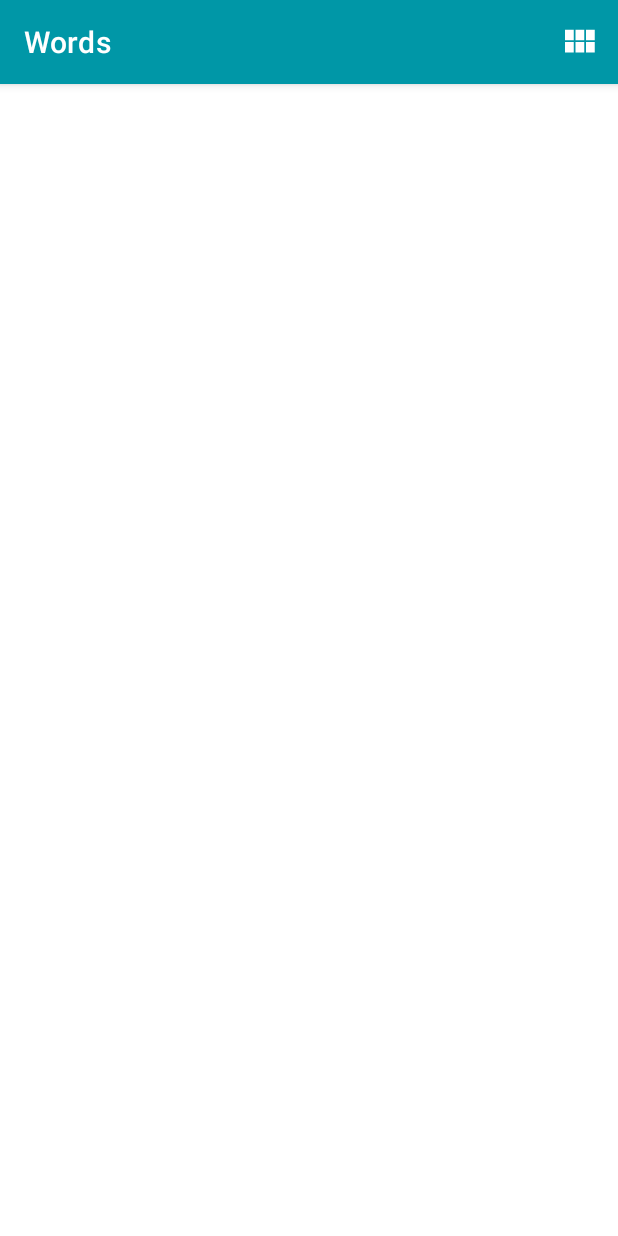
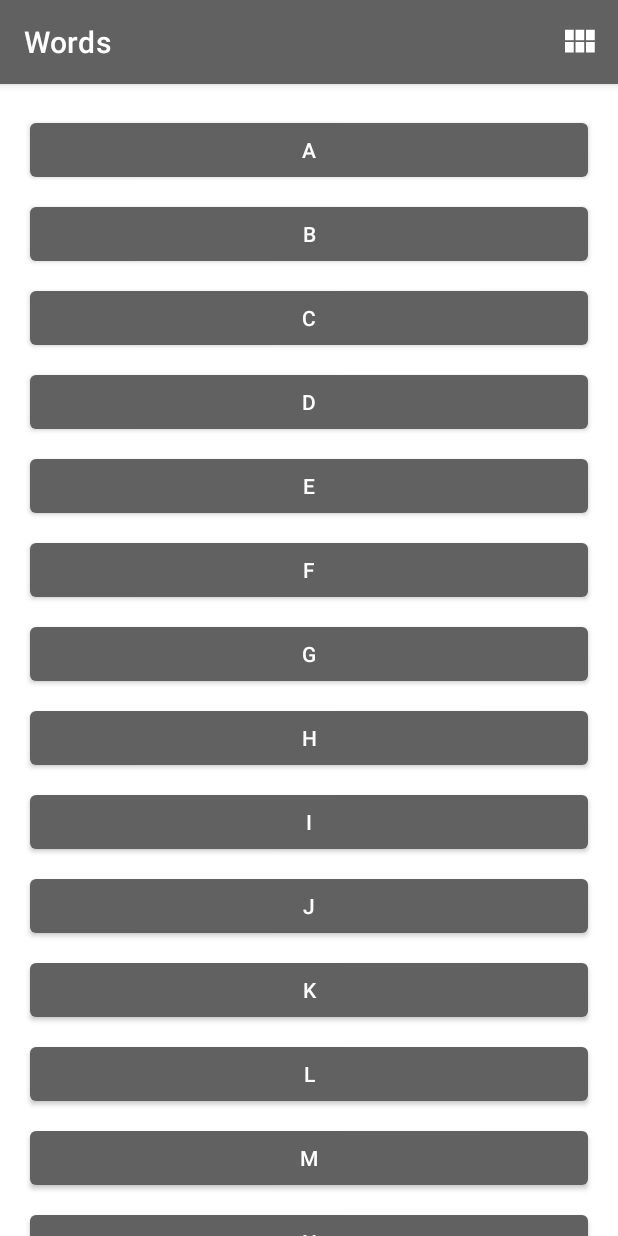
Before and after one commit to cardonagustavo/androidWordsAppStarter, an Android app: the screen it shows after launch (MainActivity), on a phone screen of 412 x 824 dp. Run offline under Robolectric (Android 15) with nearby library versions, the phone set to English and light mode, and no system bars; our stand-ins replace navigation-ui.

Commit message:
se agraga navegacion con fragments

```diff
--- a/app/src/main/AndroidManifest.xml
+++ b/app/src/main/AndroidManifest.xml
@@ -24,9 +24,6 @@
         android:roundIcon="@mipmap/ic_launcher_round"
         android:supportsRtl="true"
         android:theme="@style/Theme.Words">
-        <activity
-            android:name=".DetailActivity"
-            android:parentActivityName=".MainActivity" />
         <activity android:name=".MainActivity"
             android:exported="true">
             <intent-filter>
--- a/app/src/main/java/com/example/wordsapp/LetterListFragment.kt
+++ b/app/src/main/java/com/example/wordsapp/LetterListFragment.kt
@@ -1,59 +1,109 @@
 package com.example.wordsapp
 
 import android.os.Bundle
-import androidx.fragment.app.Fragment
 import android.view.LayoutInflater
+import android.view.Menu
+import android.view.MenuInflater
+import android.view.MenuItem
 import android.view.View
 import android.view.ViewGroup
-
-// TODO: Rename parameter arguments, choose names that match
-// the fragment initialization parameters, e.g. ARG_ITEM_NUMBER
-private const val ARG_PARAM1 = "param1"
-private const val ARG_PARAM2 = "param2"
+import androidx.core.content.ContextCompat
+import androidx.fragment.app.Fragment
+import androidx.recyclerview.widget.GridLayoutManager
+import androidx.recyclerview.widget.LinearLayoutManager
+import androidx.recyclerview.widget.RecyclerView
+import com.example.wordsapp.databinding.FragmentLetterListBinding
 
 /**
- * A simple [Fragment] subclass.
- * Use the [LetterListFragment.newInstance] factory method to
- * create an instance of this fragment.
+ * Fragmento que muestra una lista de letras con la opción de cambiar entre diseños de lista y cuadrícula.
  */
 class LetterListFragment : Fragment() {
-    // TODO: Rename and change types of parameters
-    private var param1: String? = null
-    private var param2: String? = null
+    private var _binding: FragmentLetterListBinding? = null
+    private val binding get() = _binding!!
+
+    private var isLinearLayoutManager = true
 
     override fun onCreate(savedInstanceState: Bundle?) {
         super.onCreate(savedInstanceState)
-        arguments?.let {
-            param1 = it.getString(ARG_PARAM1)
-            param2 = it.getString(ARG_PARAM2)
-        }
+        // Habilita la opción de menú en este fragmento.
+        setHasOptionsMenu(true)
     }
 
     override fun onCreateView(
         inflater: LayoutInflater, container: ViewGroup?,
-        savedInstanceState: Bundle?,
+        savedInstanceState: Bundle?
     ): View? {
-        // Inflate the layout for this fragment
-        return inflater.inflate(R.layout.fragment_letter_list, container, false)
+        _binding = FragmentLetterListBinding.inflate(inflater, container, false)
+        val view = binding.root
+        return view
     }
 
-    companion object {
-        /**
-         * Use this factory method to create a new instance of
-         * this fragment using the provided parameters.
-         *
-         * @param param1 Parameter 1.
-         * @param param2 Parameter 2.
-         * @return A new instance of fragment LetterListFragment.
-         */
-        // TODO: Rename and change types and number of parameters
-        @JvmStatic
-        fun newInstance(param1: String, param2: String) =
-            LetterListFragment().apply {
-                arguments = Bundle().apply {
-                    putString(ARG_PARAM1, param1)
-                    putString(ARG_PARAM2, param2)
-                }
+    private lateinit var recyclerView: RecyclerView
+
+    override fun onViewCreated(view: View, savedInstanceState: Bundle?) {
+        recyclerView = binding.recyclerView
+        // Configura el diseño inicial del RecyclerView.
+        chooseLayout()
+    }
+
+    override fun onDestroyView() {
+        super.onDestroyView()
+        // Limpia los recursos y evita pérdidas de memoria.
+        _binding = null
+    }
+
+    override fun onCreateOptionsMenu(menu: Menu, inflater: MenuInflater) {
+        // Infla el menú de opciones desde el archivo XML layout_menu.
+        inflater.inflate(R.menu.layout_menu, menu)
+
+        val layoutButton = menu.findItem(R.id.action_switch_layout)
+        // Configura el ícono del botón de cambio de diseño.
+        setIcon(layoutButton)
+    }
+
+    /**
+     * Cambia entre un diseño de lista lineal y un diseño de cuadrícula para el RecyclerView.
+     */
+    private fun chooseLayout() {
+        when (isLinearLayoutManager) {
+            true -> {
+                recyclerView.layoutManager = LinearLayoutManager(context)
+                recyclerView.adapter = LetterAdapter()
             }
+            false -> {
+                recyclerView.layoutManager = GridLayoutManager(context, 4)
+                recyclerView.adapter = LetterAdapter()
+            }
+        }
+    }
+
+    /**
+     * Establece el ícono en el botón de menú para cambiar entre diseños de lista y cuadrícula.
+     */
+    private fun setIcon(menuItem: MenuItem?) {
+        if (menuItem == null)
+            return
+
+        menuItem.icon =
+            if (isLinearLayoutManager)
+            // Establece el ícono de lista si el diseño actual es lineal.
+                ContextCompat.getDrawable(this.requireContext(), R.drawable.ic_grid_layout)
+            else
+            // Establece el ícono de cuadrícula si el diseño actual es de cuadrícula.
+                ContextCompat.getDrawable(this.requireContext(), R.drawable.ic_linear_layout)
+    }
+
+    override fun onOptionsItemSelected(item: MenuItem): Boolean {
+        return when (item.itemId) {
+            R.id.action_switch_layout -> {
+                // Cambia entre diseños al hacer clic en el botón de cambio de diseño.
+                isLinearLayoutManager = !isLinearLayoutManager
+                chooseLayout()
+                setIcon(item)
+                true
+            }
+
+            else -> super.onOptionsItemSelected(item)
+        }
     }
 }
--- a/app/src/main/java/com/example/wordsapp/MainActivity.kt
+++ b/app/src/main/java/com/example/wordsapp/MainActivity.kt
@@ -1,82 +1,18 @@
 package com.example.wordsapp
 
-import android.os.PersistableBundle
-import android.view.Menu
-import android.view.MenuItem
+import android.os.Bundle
 import androidx.appcompat.app.AppCompatActivity
-import androidx.core.content.ContextCompat
-import androidx.recyclerview.widget.GridLayoutManager
-import androidx.recyclerview.widget.LinearLayoutManager
-import androidx.recyclerview.widget.RecyclerView
+import androidx.navigation.NavController
+import androidx.navigation.fragment.NavHostFragment
+import androidx.navigation.ui.setupActionBarWithNavController
 import com.example.wordsapp.databinding.ActivityMainBinding
-import android.os.Bundle as Bundle
 
 /**
  * Main Activity and entry point for the app. Displays a RecyclerView of letters.
  */
 class MainActivity : AppCompatActivity() {
-    private lateinit var recyclerView: RecyclerView
 
-    /*
-    override fun onCreate(savedInstanceState: Bundle?) {
-        super.onCreate(savedInstanceState)
-
-        val binding = ActivityMainBinding.inflate(layoutInflater)
-        setContentView(binding.root)
-
-        recyclerView = binding.recyclerView
-        // Sets the LinearLayoutManager of the recyclerview
-        recyclerView.layoutManager = LinearLayoutManager(this)
-        recyclerView.adapter = LetterAdapter()
-    }
-    */
-
-
-    private var isLinearLayoutManager = true
-    private fun chooseLayout() {
-        if (isLinearLayoutManager) {
-            recyclerView.layoutManager = LinearLayoutManager(this)
-        } else {
-            recyclerView.layoutManager = GridLayoutManager(this, 4)
-        }
-        recyclerView.adapter = LetterAdapter()
-    }
-
-    private fun setIcon(menuItem: MenuItem?) {
-        if (menuItem == null)
-            return
-
-        menuItem.icon =
-            if (isLinearLayoutManager)
-                ContextCompat.getDrawable(this, R.drawable.ic_grid_layout)
-            else ContextCompat.getDrawable(this, R.drawable.ic_linear_layout)
-    }
-
-    override fun onCreateOptionsMenu(menu: Menu?): Boolean {
-        menuInflater.inflate(R.menu.layout_menu, menu)
-
-        val layoutButton = menu?.findItem(R.id.action_switch_layout)
-        // Calls code to set the icon based on the LinearLayoutManager of the RecyclerView
-        setIcon(layoutButton)
-
-        return true
-    }
-
-    override fun onOptionsItemSelected(item: MenuItem): Boolean {
-        return when (item.itemId) {
-            R.id.action_switch_layout -> {
-
-                isLinearLayoutManager = !isLinearLayoutManager
-
-                chooseLayout()
-                setIcon(item)
-
-                return true
-            }
-
-            else -> super.onOptionsItemSelected(item)
-        }
-    }
+    private lateinit var navController: NavController
 
     override fun onCreate(savedInstanceState: Bundle?) {
         super.onCreate(savedInstanceState)
@@ -84,9 +20,19 @@ class MainActivity : AppCompatActivity() {
         val binding = ActivityMainBinding.inflate(layoutInflater)
         setContentView(binding.root)
 
-        recyclerView = binding.recyclerView
-
-        chooseLayout()
+        // Get the navigation host fragment from this Activity
+        val navHostFragment = supportFragmentManager
+            .findFragmentById(R.id.nav_host_fragment) as NavHostFragment
+        // Instantiate the navController using the NavHostFragment
+        navController = navHostFragment.navController
+        // Make sure actions in the ActionBar get propagated to the NavController
+        setupActionBarWithNavController(navController)
     }
 
+    /**
+     * Enables back button support. Simply navigates one element up on the stack.
+     */
+    override fun onSupportNavigateUp(): Boolean {
+        return navController.navigateUp() || super.onSupportNavigateUp()
+    }
 }
--- a/app/src/main/java/com/example/wordsapp/WordAdapter.kt
+++ b/app/src/main/java/com/example/wordsapp/WordAdapter.kt
@@ -68,12 +68,13 @@ class WordAdapter(private val letterId: String, context: Context) :
 
         // Set the text of the WordViewHolder
         holder.button.text = item
+
+        // Assigns a [OnClickListener] to the button contained in the [ViewHolder]
         holder.button.setOnClickListener {
-            val queryUrl: Uri = (Uri.parse("${DetailActivity.SEARCH_PREFIX}${item}" ))
+            val queryUrl: Uri = Uri.parse("${WordListFragment.SEARCH_PREFIX}${item}")
             val intent = Intent(Intent.ACTION_VIEW, queryUrl)
             context.startActivity(intent)
         }
-
     }
     // Setup custom accessibility delegate to set the text read with
     // an accessibility service
--- a/app/src/main/res/layout/activity_main.xml
+++ b/app/src/main/res/layout/activity_main.xml
@@ -13,10 +13,11 @@
         android:importantForAccessibility="no"
         app:srcCompat="@drawable/ic_linear_layout"/>
 
-    <androidx.recyclerview.widget.RecyclerView
-        android:id="@+id/recycler_view"
+    <androidx.fragment.app.FragmentContainerView
+        android:id="@+id/nav_host_fragment"
+        android:name="androidx.navigation.fragment.NavHostFragment"
         android:layout_width="match_parent"
         android:layout_height="match_parent"
-        android:clipToPadding="false"
-        android:padding="16dp" />
+        app:defaultNavHost="true"
+        app:navGraph="@navigation/nav_graph"/>
 </FrameLayout>
--- a/app/src/main/res/layout/fragment_letter_list.xml
+++ b/app/src/main/res/layout/fragment_letter_list.xml
@@ -3,12 +3,20 @@
     xmlns:tools="http://schemas.android.com/tools"
     android:layout_width="match_parent"
     android:layout_height="match_parent"
+    xmlns:app="http://schemas.android.com/apk/res-auto"
     tools:context=".LetterListFragment">
 
-    <!-- TODO: Update blank fragment layout -->
-    <TextView
+    <ImageView
+        android:id="@+id/navigation_bar_item_icon_container"
+        android:layout_width="wrap_content"
+        android:layout_height="wrap_content"
+        android:importantForAccessibility="no"
+        app:srcCompat="@drawable/ic_linear_layout"/>
+
+    <androidx.recyclerview.widget.RecyclerView
+        android:id="@+id/recycler_view"
         android:layout_width="match_parent"
         android:layout_height="match_parent"
-        android:text="@string/hello_blank_fragment" />
-
+        android:clipToPadding="false"
+        android:padding="16dp" />
 </FrameLayout>
--- a/app/src/main/res/navigation/nav_graph.xml
+++ b/app/src/main/res/navigation/nav_graph.xml
@@ -1,6 +1,26 @@
 <?xml version="1.0" encoding="utf-8"?>
 <navigation xmlns:android="http://schemas.android.com/apk/res/android"
-             xmlns:app="http://schemas.android.com/apk/res-auto"
-             android:id="@+id/nav_graph">
+    xmlns:app="http://schemas.android.com/apk/res-auto"
+    xmlns:tools="http://schemas.android.com/tools"
+    android:id="@+id/nav_graph"
+    app:startDestination="@id/letterListFragment">
 
+    <fragment
+        android:id="@+id/letterListFragment"
+        android:name="com.example.wordsapp.LetterListFragment"
+        android:label="@string/app_name"
+        tools:layout="@layout/fragment_letter_list">
+        <action
+            android:id="@+id/action_letterListFragment_to_wordListFragment"
+            app:destination="@id/wordListFragment" />
+    </fragment>
+    <fragment
+        android:id="@+id/wordListFragment"
+        android:name="com.example.wordsapp.WordListFragment"
+        android:label="@string/word_list_fragment_label"
+        tools:layout="@layout/fragment_word_list">
+        <argument
+            android:name="letter"
+            app:argType="string" />
+    </fragment>
 </navigation>
--- a/app/src/main/res/values/colors.xml
+++ b/app/src/main/res/values/colors.xml
@@ -1,9 +1,9 @@
 <?xml version="1.0" encoding="utf-8"?>
 
 <resources>
-    <color name="teal_200">#FF03DAC5</color>
-    <color name="teal_700">#0097A7</color>
-    <color name="teal_900">#006064</color>
+    <color name="teal_200">#9B9B9B</color> //#FF03DAC5
+    <color name="teal_700">#616161</color> //#0097A7  TextView
+    <color name="teal_900">#3A3A3A</color> //#006064 MenuSuperior
 
     <color name="blue_200">#62A3FF</color>
     <color name="blue_700">#1675D1</color>
--- a/app/src/main/res/values/strings.xml
+++ b/app/src/main/res/values/strings.xml
@@ -6,4 +6,6 @@
     <string name="action_switch_layout">Switch Layout</string>
     <string name="look_up_word">Look up word in a Browser Search</string>
     <string name="look_up_words">Show Stored Words</string>
+    <string name="word_list_fragment_label">Words That Start With {letter}</string>
+    <string name="hello_blank_fragment">Hello blank fragment</string>
 </resources>
--- a/build.gradle
+++ b/build.gradle
@@ -6,7 +6,8 @@ buildscript {
         core_ktx_version = "1.9.0"
         kotlin_version = "1.7.10"
         material_version = "1.7.0-alpha02"
-        nav_version = "2.5.2"
+        nav_version = "2.3.1"
+
     }
     repositories {
         google()
@@ -15,6 +16,7 @@ buildscript {
     dependencies {
         classpath 'com.android.tools.build:gradle:7.2.2'
         classpath "org.jetbrains.kotlin:kotlin-gradle-plugin:$kotlin_version"
+        classpath "androidx.navigation:navigation-safe-args-gradle-plugin:$nav_version"
         classpath "androidx.navigation:navigation-safe-args-gradle-plugin:$nav_version"
 
         // NOTE: Do not place your application dependencies here; they belong
```
Also changed, not shown: app/build.gradle (+6 -15 lines), app/src/main/java/com/example/wordsapp/LetterAdapter.kt (+2 -6 lines), app/src/main/java/com/example/wordsapp/WordListFragment.kt (+49 -36 lines), app/src/main/res/layout/fragment_word_list.xml (+6 -3 lines).
